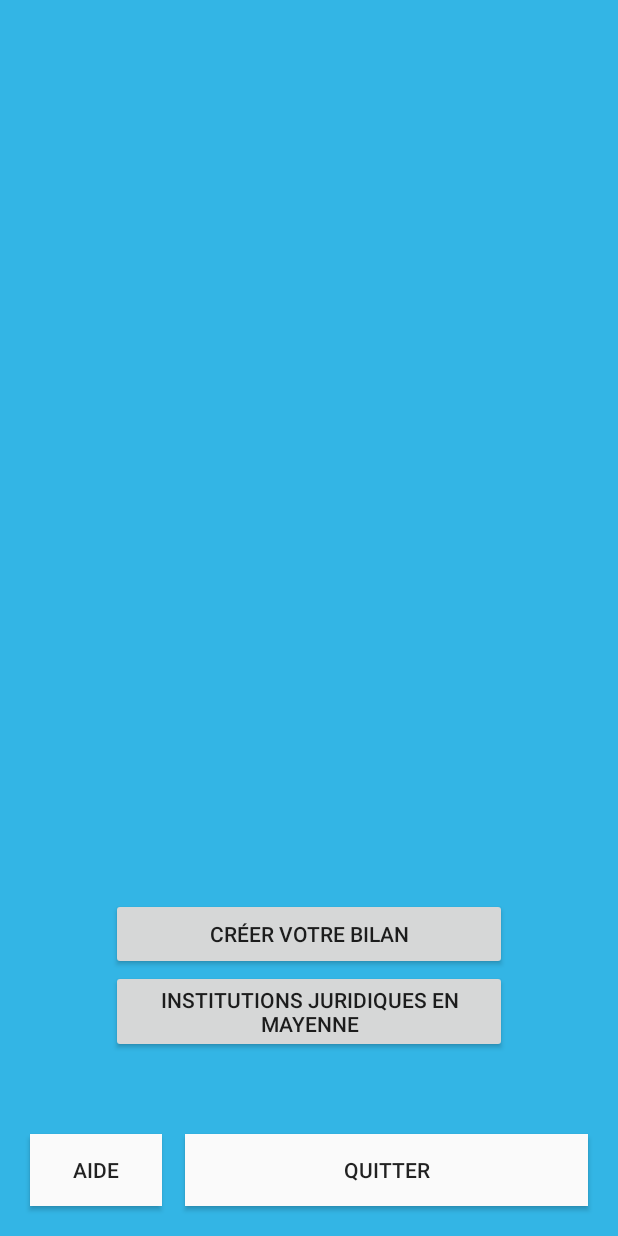
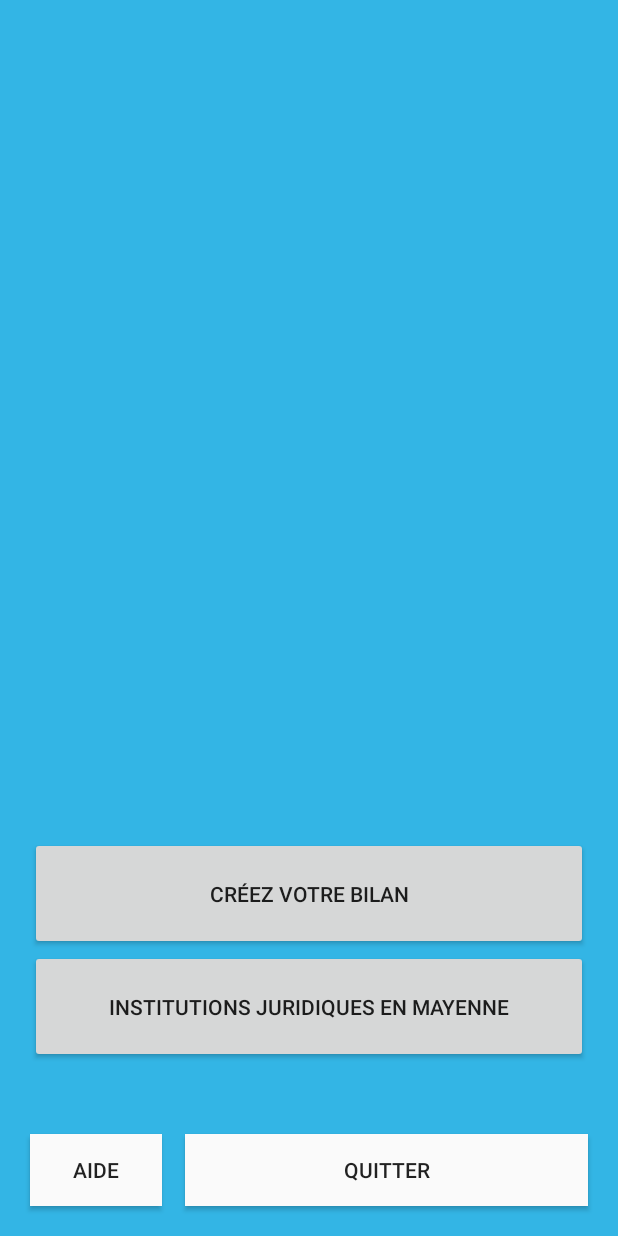
Before and after one commit to Alexcouter/CreanTreprise, an Android app: the MainActivity screen opened directly, with no data from a screen before it, on a phone screen of 412 x 824 dp. Run offline under Robolectric (Android 15) with nearby library versions, the phone set to English and light mode, and no system bars.

Commit message:
Boutons mis à jour

```diff
--- a/app/src/main/res/layout/activity_main.xml
+++ b/app/src/main/res/layout/activity_main.xml
@@ -47,27 +47,25 @@
 
     <Button
         android:layout_width="wrap_content"
-        android:layout_height="wrap_content"
+        android:layout_height="75dp"
         android:text="@string/creerBilan"
         android:id="@+id/creaBilan"
-        android:layout_toEndOf="@+id/aidebouton"
-        android:layout_marginBottom="109dp"
-        android:layout_above="@+id/quitterbouton"
-        android:layout_alignLeft="@+id/logoentreprise"
-        android:layout_alignStart="@+id/logoentreprise"
-        android:layout_alignRight="@+id/logoentreprise"
-        android:layout_alignEnd="@+id/logoentreprise" />
+        android:layout_above="@+id/instJuriMay"
+        android:layout_alignLeft="@+id/aidebouton"
+        android:layout_alignStart="@+id/aidebouton"
+        android:layout_alignRight="@+id/quitterbouton"
+        android:layout_alignEnd="@+id/quitterbouton" />
 
     <Button
         android:layout_width="wrap_content"
-        android:layout_height="wrap_content"
+        android:layout_height="75dp"
         android:text="@string/InstJuriMay"
         android:id="@+id/instJuriMay"
+        android:layout_marginBottom="47dp"
         android:layout_above="@+id/quitterbouton"
-        android:layout_marginBottom="54dp"
-        android:layout_alignRight="@+id/creaBilan"
-        android:layout_alignEnd="@+id/creaBilan"
         android:layout_alignLeft="@+id/creaBilan"
-        android:layout_alignStart="@+id/creaBilan" />
+        android:layout_alignStart="@+id/creaBilan"
+        android:layout_alignRight="@+id/quitterbouton"
+        android:layout_alignEnd="@+id/quitterbouton" />
 
 </RelativeLayout>
--- a/app/src/main/res/values/strings.xml
+++ b/app/src/main/res/values/strings.xml
@@ -10,7 +10,7 @@
     <string name="logo_application">Logo application</string>
     <string name="title_activity_questionnaire_entree">QuestionnaireEntree</string>
     <string name="action_settings">Settings</string>
-    <string name="creerBilan">Créer votre bilan</string>
+    <string name="creerBilan">Créez votre bilan</string>
     <string name="InstJuriMay">Institutions juridiques en Mayenne</string>
 
 </resources>
```
